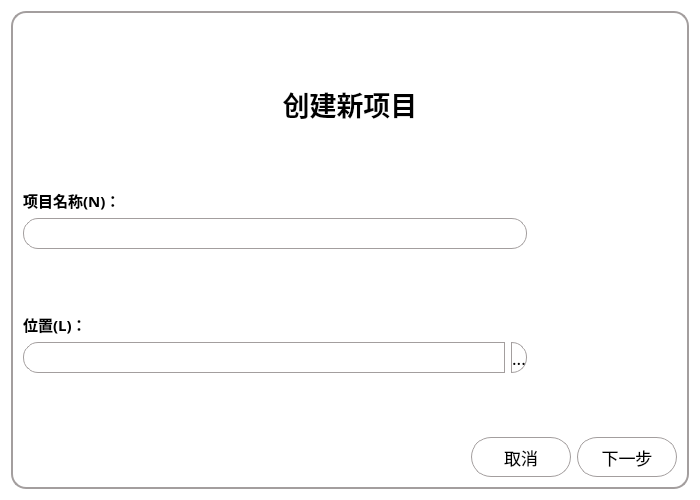
This is src/NewProjectWizard/FirstPage.ui in yurui105/learnEnglishWithFilms as Qt 5 draws it before an edit. The edited form follows.
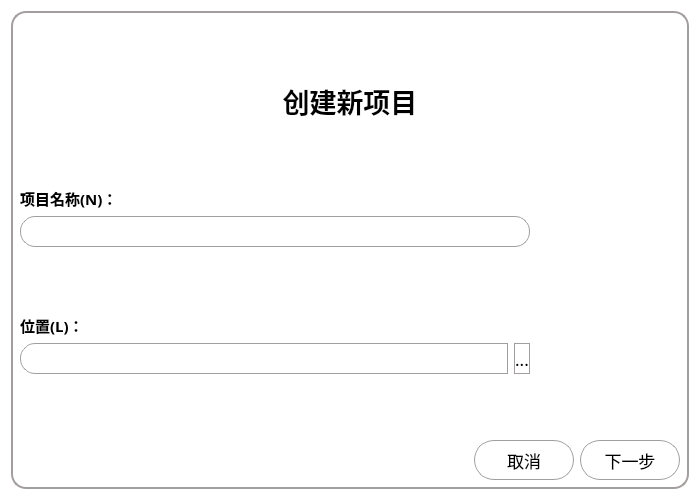
This is the edited form.

What changed in the file:
```diff
--- a/src/NewProjectWizard/FirstPage.ui
+++ b/src/NewProjectWizard/FirstPage.ui
@@ -28,7 +28,8 @@
    <string>Form</string>
   </property>
   <property name="styleSheet">
-   <string notr="true">background-color: rgb(255, 255, 255);</string>
+   <string notr="true">background-color: rgb(255, 255, 255);
+border-radius: 50px;</string>
   </property>
   <layout class="QVBoxLayout" name="verticalLayout_3">
    <item>
```
